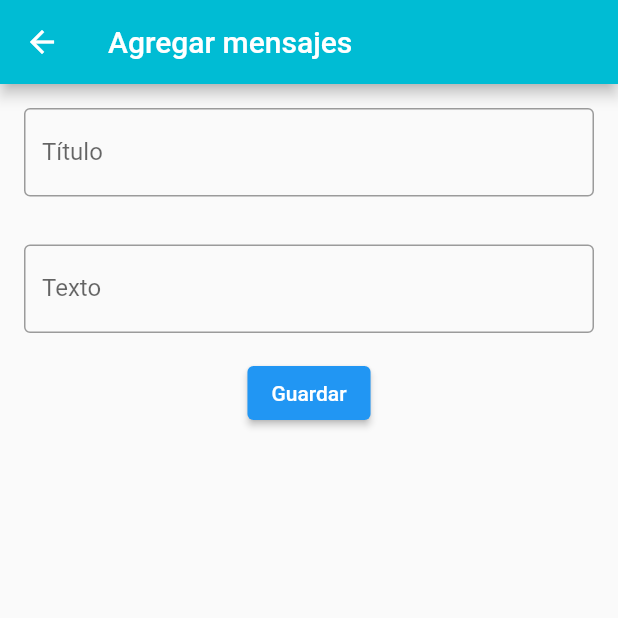
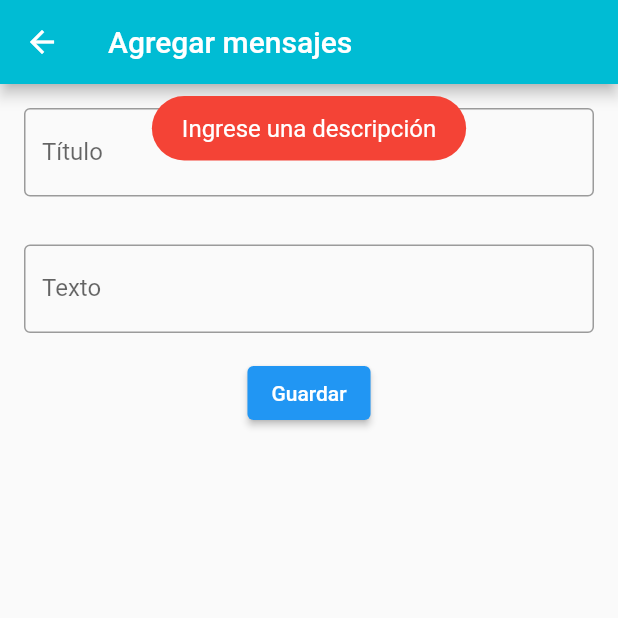
Before and after one commit to patooig/appMovil, a Flutter app: the Ingreso screen opened directly, after a tap on "Guardar", on a phone screen of 412 x 824 dp, the top half of it. Run offline on Flutter 3.47's test engine with Material 2 defaults, Android fonts, the phone set to English and light mode, and no system bars; our stand-ins replace cool_alert, fluttertoast, shared_preferences; accounts and stored records are empty.

Commit message:
TODO OKK

```diff
--- a/lib/pages/ingreso.dart
+++ b/lib/pages/ingreso.dart
@@ -1,6 +1,8 @@
+import 'package:demo_login/pages/principal.dart';
 import 'package:flutter/material.dart';
-
+import 'package:cool_alert/cool_alert.dart';
 import 'package:demo_login/services/ingresoService.dart';
+import 'package:fluttertoast/fluttertoast.dart';
 
 class Ingreso extends StatefulWidget {
   const Ingreso({super.key});
@@ -12,6 +14,19 @@ class Ingreso extends StatefulWidget {
 class _IngresoState extends State<Ingreso> {
   TextEditingController titulo = TextEditingController();
   TextEditingController texto = TextEditingController();
+
+  Future<void> validarDatos(String titulo, String texto) async {
+    final response = await ingDatos().ingresarDatos(titulo, texto);
+    if (response.statusCode == 200) {
+      CoolAlert.show(
+        context: context,
+        type: CoolAlertType.confirm,
+        title: 'Ingreso Correcto',
+        text: 'Se ingresaron los datos',
+        loopAnimation: false,
+      );
+    }
+  }
 
   @override
   Widget build(BuildContext context) {
@@ -35,19 +50,38 @@ class _IngresoState extends State<Ingreso> {
               decoration: const InputDecoration(
                   border: OutlineInputBorder(), labelText: "Texto"),
               maxLines: 1,
-              controller: titulo,
+              controller: texto,
             )),
         ElevatedButton(
           onPressed: () {
-            //a.ingresarDatos(titulo.toString(), texto.toString());
+            if (titulo.text.length == 0) {
+              Fluttertoast.showToast(
+                  msg: "Ingrese titulo",
+                  toastLength: Toast.LENGTH_SHORT,
+                  gravity: ToastGravity.TOP,
+                  timeInSecForIosWeb: 1,
+                  backgroundColor: Colors.red,
+                  textColor: Colors.white,
+                  fontSize: 16.0);
+            }
+            if (texto.text.length == 0) {
+              Fluttertoast.showToast(
+                  msg: "Ingrese una descripción",
+                  toastLength: Toast.LENGTH_SHORT,
+                  gravity: ToastGravity.TOP,
+                  timeInSecForIosWeb: 1,
+                  backgroundColor: Colors.red,
+                  textColor: Colors.white,
+                  fontSize: 16.0);
+            } else {
+              validarDatos(titulo.text, texto.text);
+              Navigator.push(context,
+                  MaterialPageRoute(builder: (context) => const Principal()));
+            }
           },
           child: const Text('Guardar'),
-        )
+        ),
       ]),
     );
   }
 }
-
-Future<void> validarDatos(String titulo, String texto) async {
-  final response = await ingDatos().ingresarDatos(titulo, texto);
-}
--- a/lib/services/ingresoService.dart
+++ b/lib/services/ingresoService.dart
@@ -4,14 +4,14 @@ import 'dart:convert';
 
 class ingDatos {
   Future<http.Response> ingresarDatos(String titulo, String texto) async {
-    var data = {'login': Global.login, 'titulo': titulo, 'texto': texto};
+    var data = {'login': Global.login, 'titulo': texto, 'texto': titulo};
     final String jsonString = jsonEncode(data);
     return await http.post(
       Uri.parse('https://40fd422c6d4d.sa.ngrok.io/api/mensajes'),
       headers: <String, String>{
         'Content-Type': 'application/json; charset=UTF-8',
       },
-      body: data,
+      body: jsonString,
     );
   }
 }
```
Also changed, not shown: lib/pages/principal.dart (+1 -6 lines).
